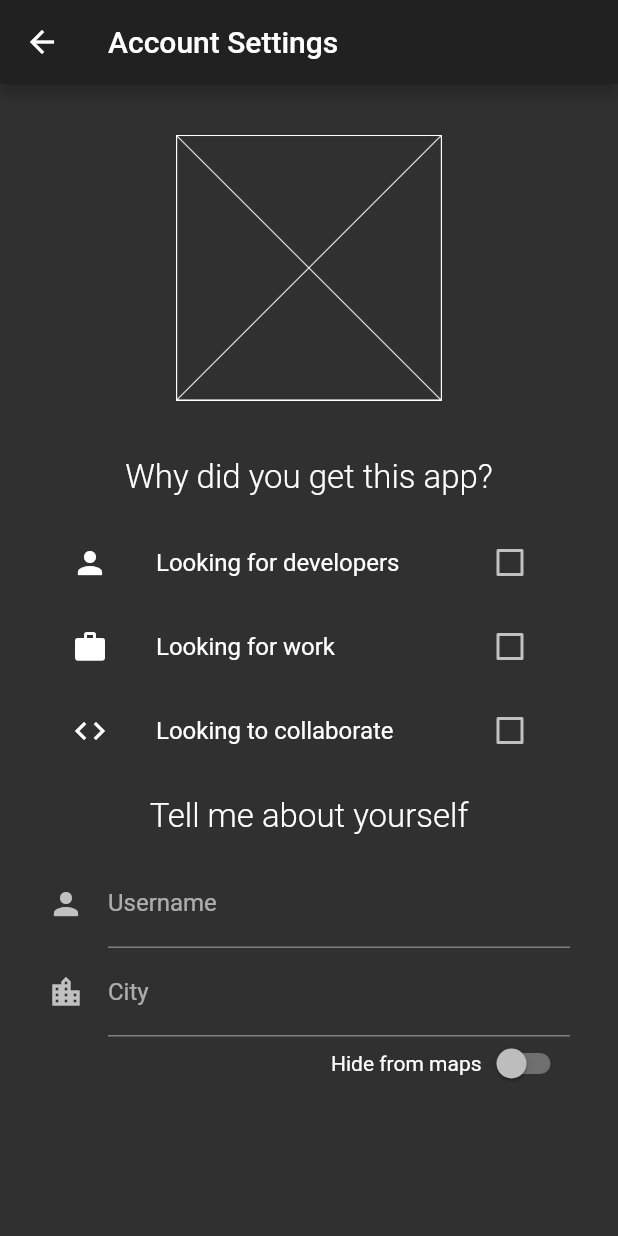
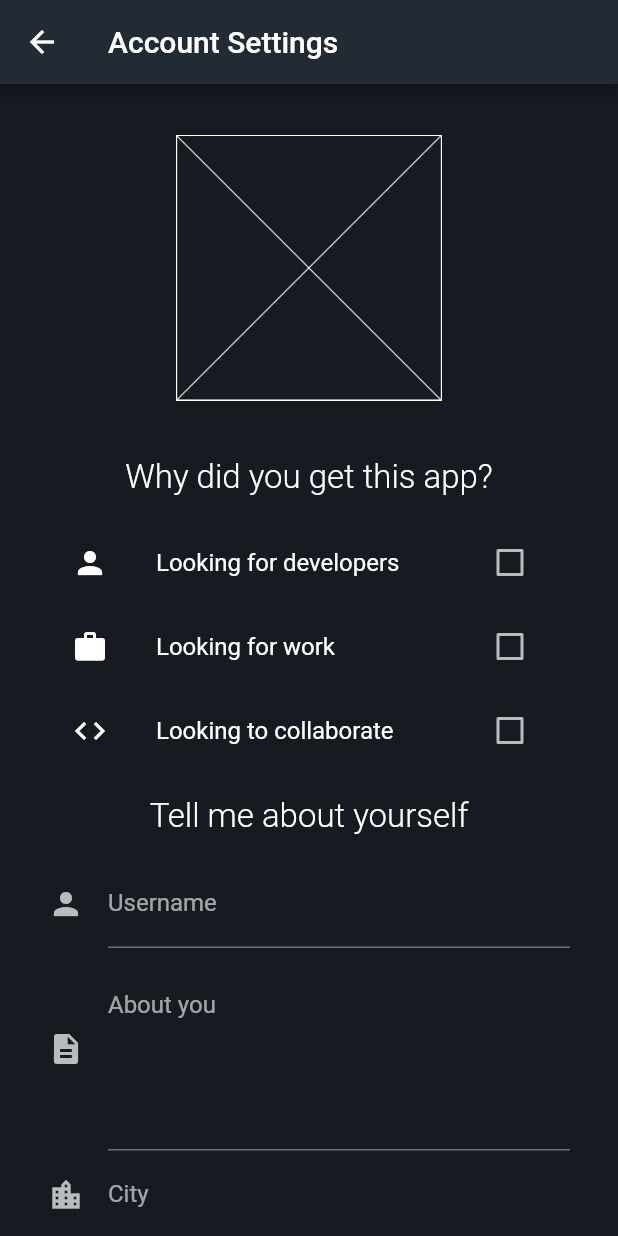
Before and after one commit to Emil1483/find_devs, a Flutter app: the AccountRoute screen opened by its route, on a phone screen of 412 x 824 dp. Run offline on Flutter 3.47's test engine with Material 2 defaults, Android fonts, the phone set to English and light mode, and no system bars; our stand-ins replace firebase_auth, google_sign_in; accounts and stored records are empty.

Commit message:
improve style

```diff
--- a/lib/main.dart
+++ b/lib/main.dart
@@ -21,6 +21,12 @@ class MyApp extends StatelessWidget {
         debugShowCheckedModeBanner: false,
         theme: ThemeData(
           brightness: Brightness.dark,
+          canvasColor: Color(0xFF161B21),
+          accentColor: Color(0xFFF4A342),
+          toggleableActiveColor: Color(0xFFF4A342),
+          appBarTheme: AppBarTheme(
+            color: Color(0xFF222A33),
+          ),
           textTheme: TextTheme(
             body2: TextStyle(
               fontSize: 18.0,
--- a/lib/routes/account_route.dart
+++ b/lib/routes/account_route.dart
@@ -65,12 +65,38 @@ class _AccountRouteState extends State<AccountRoute> {
           ),
         ),
         TextFormField(
+          maxLines: 5,
+          decoration: InputDecoration(
+            labelText: "About you",
+            alignLabelWithHint: true,
+            icon: Icon(Icons.description),
+          ),
+        ),
+        TextFormField(
           decoration: InputDecoration(
             labelText: "City",
             icon: Icon(Icons.location_city),
           ),
         ),
       ],
+    );
+  }
+
+  Widget _buildSave() {
+    ThemeData theme = Theme.of(context);
+    return Padding(
+      padding: EdgeInsets.symmetric(vertical: 16.0),
+      child: RaisedButton(
+        shape: RoundedRectangleBorder(
+          borderRadius: BorderRadius.circular(30.0),
+        ),
+        onPressed: () {},
+        child: Text(
+          "Save",
+          style: TextStyle(color: theme.canvasColor),
+        ),
+        color: theme.accentColor,
+      ),
     );
   }
 
@@ -134,6 +160,7 @@ class _AccountRouteState extends State<AccountRoute> {
           _text("Tell me about yourself"),
           _buildFormFields(),
           _buildHide(),
+          _buildSave(),
         ],
       ),
     );
```
